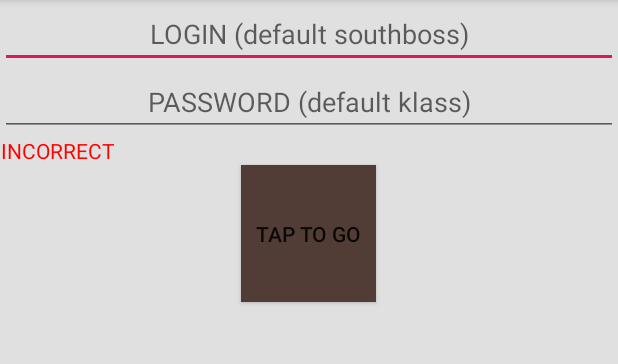
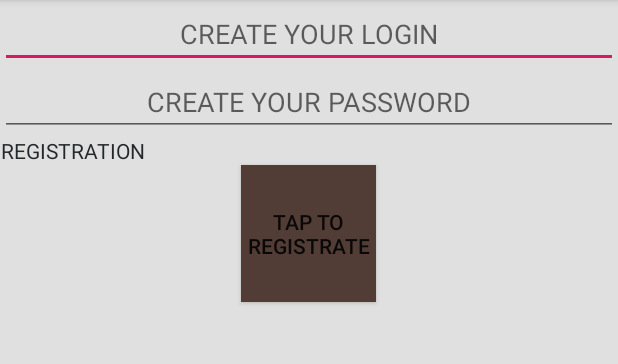
Before and after one commit to 0SouthBoss0/IT, an Android app: the screen it shows after launch (MainActivity before the commit, Registration after it), after a tap on "TAP TO GO", on a phone screen of 412 x 824 dp, the part 84-448 px from its top. Run offline under Robolectric (Android 15) with nearby library versions, the phone set to English and light mode, and no system bars.

Commit message:
2.7.2
password + reg

```diff
--- a/app/src/main/AndroidManifest.xml
+++ b/app/src/main/AndroidManifest.xml
@@ -10,12 +10,14 @@
         android:supportsRtl="true"
         android:theme="@style/AppTheme">
         <activity android:name=".MainActivity">
+
             <intent-filter>
                 <action android:name="android.intent.action.MAIN" />
 
                 <category android:name="android.intent.category.LAUNCHER" />
             </intent-filter>
         </activity>
+        <activity android:name=".Registration" />
     </application>
 
 </manifest>
--- a/app/src/main/java/com/example/samsunghomework/MainActivity.java
+++ b/app/src/main/java/com/example/samsunghomework/MainActivity.java
@@ -2,6 +2,7 @@ package com.example.samsunghomework;
 
 
 import android.content.Context;
+import android.content.Intent;
 import android.graphics.drawable.ColorDrawable;
 import android.os.Bundle;
 import android.view.LayoutInflater;
@@ -29,7 +30,7 @@ public class MainActivity extends AppCompatActivity implements View.OnClickListe
 
     public void onClick(View view) {
 
-        ;
+        int check = 0;
         final String s1 = "southboss";
         final String s2 = "klass";
 
@@ -40,22 +41,40 @@ public class MainActivity extends AppCompatActivity implements View.OnClickListe
 
         String LOGIN = LOGINJUST.getText().toString();
         String PASSWORD = PASSWORDJUST.getText().toString();
-        if ((LOGIN.equals(s1)) && (PASSWORD.equals(s2))) {
+        if ((LOGIN.equals(s1)) && (PASSWORD.equals(s2) || (LOGIN.equals(s1)) && (PASSWORD.equals(s2)))) {
 
             itog.setTextColor(GREEN);
             itog.setText("WELCOME");
             itog.invalidate();
-            LOGINJUST.setText ("");
+            LOGINJUST.setText("");
             PASSWORDJUST.setText("");
-
+            check = 1;
         } else {
             itog.setTextColor(RED);
             itog.setText("INCORRECT");
             itog.invalidate();
-            LOGINJUST.setText ("");
+            LOGINJUST.setText("");
             PASSWORDJUST.setText("");
         }
+        if (check == 0) {
+            Intent i = new Intent(MainActivity.this, Registration.class);
+            startActivityForResult(i, 1);
+
+        }
+
+
     }
 
+    public void onActivityResult(int requestCode, int resultCode, Intent data) {
+        switch (resultCode) {
+            case RESULT_OK:
+                EditText LOGINJUST = findViewById(R.id.editText1);
+                EditText PASSWORDJUST = findViewById(R.id.editText2);
+                LOGINJUST.setText(data.getStringExtra("editText1"));
+                final String qqlog = (data.getStringExtra("editText1"));
+                final String qqpas = (data.getStringExtra("2"));
 
+                break;
+        }
+    }
 }
--- /dev/null
+++ b/app/src/main/java/com/example/samsunghomework/Registration.java
@@ -0,0 +1,35 @@
+package com.example.samsunghomework;
+
+import android.content.Intent;
+import android.os.Bundle;
+import android.view.View;
+import android.widget.EditText;
+
+
+import androidx.appcompat.app.AppCompatActivity;
+
+public class Registration extends AppCompatActivity {
+    @Override
+    protected void onCreate(Bundle savedInstanceState) {
+
+        super.onCreate(savedInstanceState);
+        setContentView(R.layout.registration);
+    }
+
+
+    public void onClick(View view) {
+
+        EditText LOGINJUST = findViewById(R.id.editText1);
+        EditText PASSWORDJUST = findViewById(R.id.editText2);
+        String newlogin = LOGINJUST.getText().toString();
+        String newpassword = PASSWORDJUST.getText().toString();
+        Intent i = new Intent();
+        i.putExtra("editText1", newlogin);
+        i.putExtra("editText2", newpassword);
+        setResult(RESULT_OK, i);
+
+        finish();
+    }
+
+
+}
--- /dev/null
+++ b/app/src/main/res/layout/registration.xml
@@ -0,0 +1,43 @@
+<?xml version="1.0" encoding="utf-8"?>
+<LinearLayout xmlns:android="http://schemas.android.com/apk/res/android"
+
+    android:layout_width="match_parent"
+    android:layout_height="match_parent"
+    android:background="#E0E0E0"
+    android:orientation="vertical">
+
+
+    <EditText
+        android:id="@+id/editText1"
+        android:layout_width="match_parent"
+        android:layout_height="wrap_content"
+        android:gravity="center"
+        android:hint="CREATE YOUR LOGIN" />
+
+    <EditText
+        android:id="@+id/editText2"
+        android:layout_width="match_parent"
+        android:layout_height="wrap_content"
+        android:gravity="center"
+        android:hint="CREATE YOUR PASSWORD"
+        android:inputType="textPassword" />
+
+    <TextView
+        android:id="@+id/qqq"
+        android:layout_width="wrap_content"
+        android:layout_height="wrap_content"
+        android:gravity="center|center_horizontal|top"
+        android:text="REGISTRATION"
+        android:textColor="#23282b" />
+
+    <Button
+        android:id="@+id/button"
+        android:layout_width="90dp"
+        android:layout_height="91dp"
+        android:layout_gravity="center"
+        android:background="#523c36"
+        android:onClick="onClick"
+        android:text="TAP TO REGISTRATE" />
+
+
+</LinearLayout>
```
